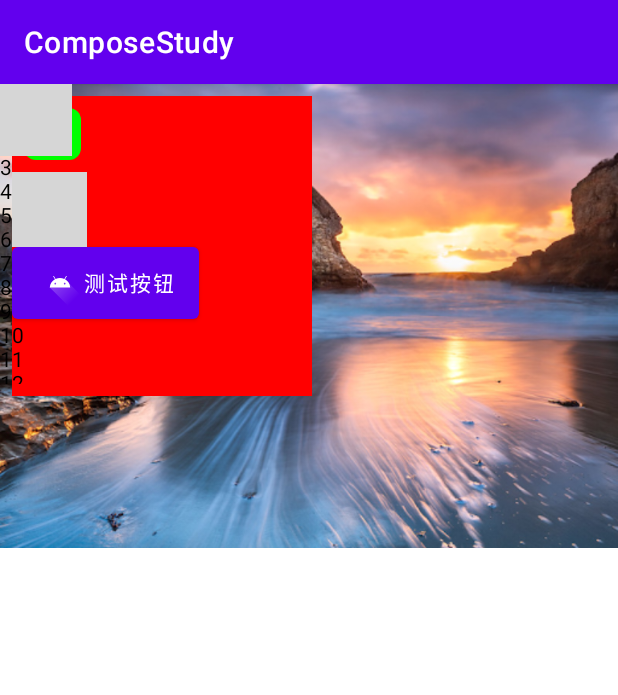
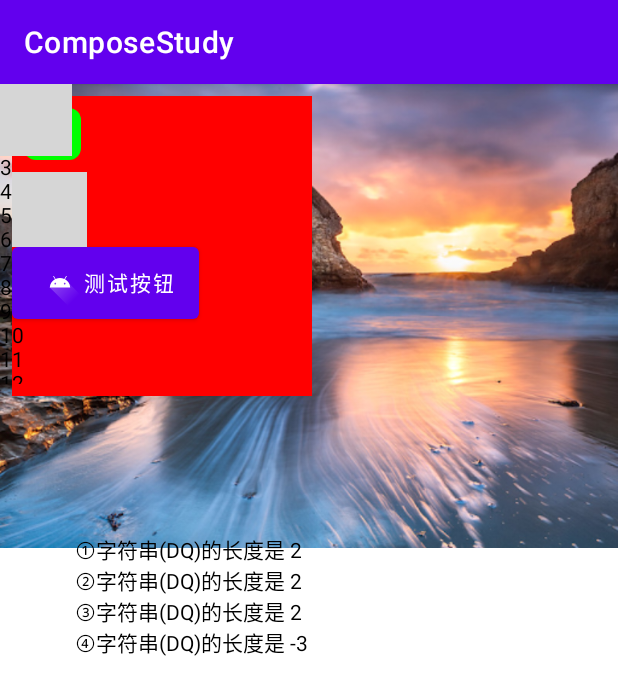
Before and after one commit to DQSecret/ComposeStudy, an Android app built with Jetpack Compose: the screen it shows after launch (HenCoderActivity), after a tap on "跳转到 HenCoder 页面", on a phone screen of 412 x 824 dp. Shown: the top 695 px of the screen. Run offline under Robolectric (Android 15) with nearby library versions, the phone set to English and light mode, and no system bars; libraries missing offline, so code that uses them is left out: com.google.accompanist.coil; 2 statements that could not run were skipped; grey boxes are pictures that could not be loaded.

Commit message:
DQ-HenCoder-学习(2)

```diff
--- a/app/src/main/java/com/example/composestudy/rengwuxian/HenCoderActivity.kt
+++ b/app/src/main/java/com/example/composestudy/rengwuxian/HenCoderActivity.kt
@@ -15,14 +15,22 @@ import androidx.compose.foundation.shape.RoundedCornerShape
 import androidx.compose.material.Button
 import androidx.compose.material.Icon
 import androidx.compose.material.Text
+import androidx.compose.runtime.getValue
+import androidx.compose.runtime.mutableStateOf
+import androidx.compose.runtime.remember
+import androidx.compose.runtime.setValue
 import androidx.compose.ui.Modifier
 import androidx.compose.ui.graphics.Color
 import androidx.compose.ui.res.painterResource
 import androidx.compose.ui.unit.dp
 import androidx.compose.ui.unit.sp
+import androidx.lifecycle.lifecycleScope
 import coil.transform.CircleCropTransformation
 import com.example.composestudy.R
+import com.example.composestudy.rengwuxian.widgets.ShowCharCount
 import com.google.accompanist.coil.rememberCoilPainter
+import kotlinx.coroutines.delay
+import kotlinx.coroutines.launch
 
 class HenCoderActivity : AppCompatActivity() {
 
@@ -99,6 +107,14 @@ class HenCoderActivity : AppCompatActivity() {
                     Text(text = item)
                 }
             }
+            Column(modifier = Modifier.padding(50.dp, 300.dp, 0.dp, 0.dp)) {
+                var name by remember { mutableStateOf("DQ") }
+                ShowCharCount(value = name)
+                lifecycleScope.launch {
+                    delay(3000)
+                    name = "DQDana"
+                }
+            }
         }
     }
 
--- /dev/null
+++ b/app/src/main/java/com/example/composestudy/rengwuxian/widgets/CustomComposable.kt
@@ -0,0 +1,51 @@
+package com.example.composestudy.rengwuxian.widgets
+
+import androidx.compose.foundation.layout.Column
+import androidx.compose.material.Text
+import androidx.compose.runtime.Composable
+import androidx.compose.runtime.getValue
+import androidx.compose.runtime.mutableStateOf
+import androidx.compose.runtime.remember
+
+@Composable
+fun TestText() {
+    Column {
+        TestText1()
+        TestText2()
+        ShowCharCount("DQ")
+        ShowCharCount("Dana")
+    }
+}
+
+// mutableStateOf 会自动触发订阅&更新
+val name by mutableStateOf("DQ")
+
+@Composable
+private fun TestText1() {
+    Text(text = name)
+}
+
+@Composable
+private fun TestText2() {
+    // 内部的话，需要使用 remember 包裹. remember=>仅一次初始化,会缓存
+    val name by remember { mutableStateOf("DQ") }
+    Text(text = name)
+}
+
+@Composable
+fun ShowCharCount(value: String) {
+    // 重复计算，需要尽量避免
+    Text("①字符串($value)的长度是 ${value.length}")
+    // 会防止重复执行
+    val length2 = remember { value.length }
+    Text("②字符串($value)的长度是 $length2")
+    // 需要更新时，是需要重复执行的，带key的缓存方式
+    val length3 = remember(value) { value.length } // key
+    Text("③字符串($value)的长度是 $length3")
+    val limit = 5
+    val length4 = remember(value, limit) { value.length - limit } // 多个key
+    Text("④字符串($value)的长度是 $length4")
+}
+
+// Composable「无状态」？
+// 准确来说是「无(内部)状态」和 state-hoisting(状态上移)即把参数(状态值)提到外面(上层)去
```
